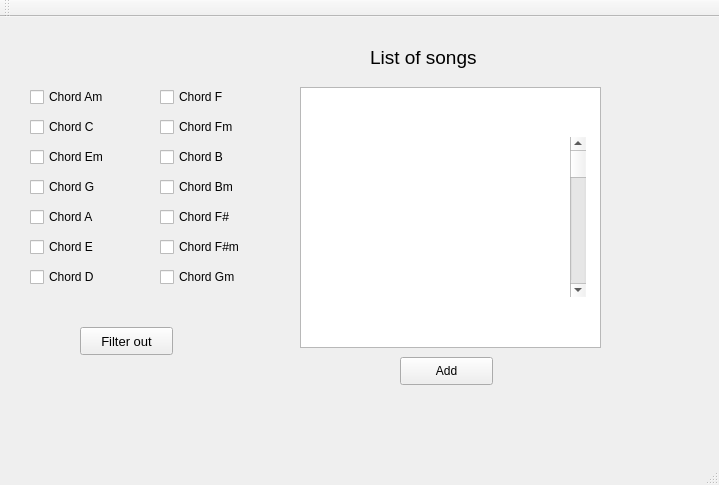
Old version of the form mainwindow.ui in the repository moevm/gui-1h2017-21.
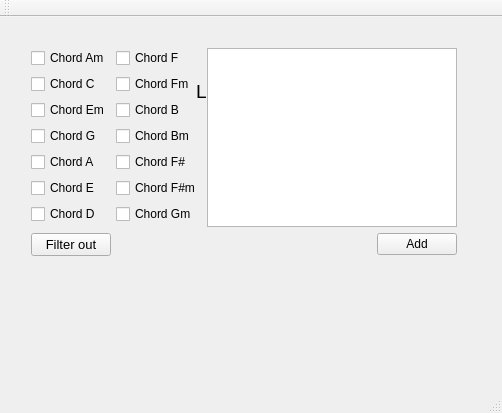
New version of the form.

The edit to the form file:
```diff
--- a/mainwindow.ui
+++ b/mainwindow.ui
@@ -6,267 +6,196 @@
    <rect>
     <x>0</x>
     <y>0</y>
-    <width>719</width>
-    <height>485</height>
+    <width>502</width>
+    <height>413</height>
    </rect>
   </property>
   <property name="windowTitle">
    <string>MainWindow</string>
   </property>
   <widget class="QWidget" name="centralWidget">
-   <widget class="QListView" name="listView">
+   <widget class="QLabel" name="label">
     <property name="geometry">
      <rect>
-      <x>300</x>
-      <y>70</y>
-      <width>301</width>
-      <height>261</height>
-     </rect>
-    </property>
-   </widget>
-   <widget class="QPushButton" name="pushButton">
-    <property name="geometry">
-     <rect>
-      <x>80</x>
-      <y>310</y>
-      <width>93</width>
-      <height>28</height>
+      <x>196</x>
+      <y>63</y>
+      <width>103</width>
+      <height>23</height>
      </rect>
     </property>
     <property name="font">
      <font>
-      <pointsize>10</pointsize>
+      <pointsize>14</pointsize>
      </font>
     </property>
     <property name="text">
-     <string>Filter out</string>
+     <string>List of songs</string>
     </property>
    </widget>
+   <widget class="QWidget" name="">
+    <property name="geometry">
+     <rect>
+      <x>20</x>
+      <y>20</y>
+      <width>448</width>
+      <height>230</height>
+     </rect>
+    </property>
+    <layout class="QVBoxLayout" name="verticalLayout_2">
+     <item>
+      <layout class="QHBoxLayout" name="horizontalLayout_2">
+       <item>
+        <layout class="QVBoxLayout" name="verticalLayout">
+         <item>
    <widget class="QCheckBox" name="checkBox">
-    <property name="geometry">
-     <rect>
-      <x>30</x>
-      <y>70</y>
-      <width>81</width>
-      <height>20</height>
-     </rect>
-    </property>
     <property name="text">
      <string>Chord Am</string>
     </property>
    </widget>
+         </item>
+         <item>
    <widget class="QCheckBox" name="checkBox_2">
-    <property name="geometry">
-     <rect>
-      <x>30</x>
-      <y>100</y>
-      <width>81</width>
-      <height>20</height>
-     </rect>
-    </property>
     <property name="text">
      <string>Chord C</string>
     </property>
    </widget>
+         </item>
+         <item>
    <widget class="QCheckBox" name="checkBox_3">
-    <property name="geometry">
-     <rect>
-      <x>30</x>
-      <y>130</y>
-      <width>81</width>
-      <height>20</height>
-     </rect>
-    </property>
     <property name="text">
      <string>Chord Em</string>
     </property>
    </widget>
-   <widget class="QCheckBox" name="checkBox_4">
-    <property name="geometry">
-     <rect>
-      <x>160</x>
-      <y>70</y>
-      <width>81</width>
-      <height>20</height>
-     </rect>
-    </property>
-    <property name="text">
-     <string>Chord F</string>
-    </property>
-   </widget>
-   <widget class="QCheckBox" name="checkBox_5">
-    <property name="geometry">
-     <rect>
-      <x>160</x>
-      <y>100</y>
-      <width>81</width>
-      <height>20</height>
-     </rect>
-    </property>
-    <property name="text">
-     <string>Chord Fm</string>
-    </property>
-   </widget>
-   <widget class="QCheckBox" name="checkBox_6">
-    <property name="geometry">
-     <rect>
-      <x>160</x>
-      <y>130</y>
-      <width>81</width>
-      <height>20</height>
-     </rect>
-    </property>
-    <property name="text">
-     <string>Chord B</string>
-    </property>
-   </widget>
+         </item>
+         <item>
    <widget class="QCheckBox" name="checkBox_7">
-    <property name="geometry">
-     <rect>
-      <x>30</x>
-      <y>160</y>
-      <width>81</width>
-      <height>20</height>
-     </rect>
-    </property>
     <property name="text">
      <string>Chord G</string>
     </property>
    </widget>
-   <widget class="QCheckBox" name="checkBox_8">
-    <property name="geometry">
-     <rect>
-      <x>160</x>
-      <y>160</y>
-      <width>81</width>
-      <height>20</height>
-     </rect>
-    </property>
-    <property name="text">
-     <string>Chord Bm</string>
-    </property>
-   </widget>
+         </item>
+         <item>
    <widget class="QCheckBox" name="checkBox_9">
-    <property name="geometry">
-     <rect>
-      <x>30</x>
-      <y>190</y>
-      <width>81</width>
-      <height>20</height>
-     </rect>
-    </property>
     <property name="text">
      <string>Chord A</string>
     </property>
    </widget>
+         </item>
+         <item>
    <widget class="QCheckBox" name="checkBox_10">
-    <property name="geometry">
-     <rect>
-      <x>30</x>
-      <y>220</y>
-      <width>81</width>
-      <height>20</height>
-     </rect>
-    </property>
     <property name="text">
      <string>Chord E</string>
     </property>
    </widget>
+         </item>
+         <item>
    <widget class="QCheckBox" name="checkBox_11">
-    <property name="geometry">
-     <rect>
-      <x>30</x>
-      <y>250</y>
-      <width>81</width>
-      <height>20</height>
-     </rect>
-    </property>
     <property name="text">
      <string>Chord D</string>
     </property>
    </widget>
+         </item>
+        </layout>
+       </item>
+       <item>
+        <layout class="QVBoxLayout" name="verticalLayout_3">
+         <item>
+          <widget class="QCheckBox" name="checkBox_4">
+           <property name="text">
+            <string>Chord F</string>
+           </property>
+          </widget>
+         </item>
+         <item>
+          <widget class="QCheckBox" name="checkBox_5">
+           <property name="text">
+            <string>Chord Fm</string>
+           </property>
+          </widget>
+         </item>
+         <item>
+          <widget class="QCheckBox" name="checkBox_6">
+           <property name="text">
+            <string>Chord B</string>
+           </property>
+          </widget>
+         </item>
+         <item>
+          <widget class="QCheckBox" name="checkBox_8">
+           <property name="text">
+            <string>Chord Bm</string>
+           </property>
+          </widget>
+         </item>
+         <item>
    <widget class="QCheckBox" name="checkBox_12">
-    <property name="geometry">
-     <rect>
-      <x>160</x>
-      <y>190</y>
-      <width>81</width>
-      <height>20</height>
-     </rect>
-    </property>
     <property name="text">
      <string>Chord F#</string>
     </property>
    </widget>
+         </item>
+         <item>
    <widget class="QCheckBox" name="checkBox_13">
-    <property name="geometry">
-     <rect>
-      <x>160</x>
-      <y>220</y>
-      <width>91</width>
-      <height>20</height>
-     </rect>
-    </property>
     <property name="text">
      <string>Chord F#m</string>
     </property>
    </widget>
+         </item>
+         <item>
    <widget class="QCheckBox" name="checkBox_14">
-    <property name="geometry">
-     <rect>
-      <x>160</x>
-      <y>250</y>
-      <width>81</width>
-      <height>20</height>
-     </rect>
-    </property>
     <property name="text">
      <string>Chord Gm</string>
     </property>
    </widget>
+         </item>
+        </layout>
+       </item>
+       <item>
+        <layout class="QHBoxLayout" name="horizontalLayout">
+         <item>
+          <widget class="QTreeView" name="treeView"/>
+         </item>
+        </layout>
+       </item>
+      </layout>
+     </item>
+     <item>
+      <layout class="QHBoxLayout" name="horizontalLayout_3">
+       <item>
+        <widget class="QPushButton" name="pushButton">
+         <property name="font">
+          <font>
+           <pointsize>10</pointsize>
+          </font>
+         </property>
+         <property name="text">
+          <string>Filter out</string>
+         </property>
+        </widget>
+       </item>
+       <item>
+        <spacer name="horizontalSpacer">
+         <property name="orientation">
+          <enum>Qt::Horizontal</enum>
+         </property>
+         <property name="sizeHint" stdset="0">
+          <size>
+           <width>148</width>
+           <height>20</height>
+          </size>
+         </property>
+        </spacer>
+       </item>
+       <item>
    <widget class="QPushButton" name="pushButton_2">
-    <property name="geometry">
-     <rect>
-      <x>400</x>
-      <y>340</y>
-      <width>93</width>
-      <height>28</height>
-     </rect>
-    </property>
     <property name="text">
      <string>Add</string>
     </property>
    </widget>
-   <widget class="QLabel" name="label">
-    <property name="geometry">
-     <rect>
-      <x>370</x>
-      <y>20</y>
-      <width>141</width>
-      <height>41</height>
-     </rect>
-    </property>
-    <property name="font">
-     <font>
-      <pointsize>14</pointsize>
-     </font>
-    </property>
-    <property name="text">
-     <string>List of songs</string>
-    </property>
-   </widget>
-   <widget class="QScrollBar" name="verticalScrollBar">
-    <property name="geometry">
-     <rect>
-      <x>570</x>
-      <y>120</y>
-      <width>16</width>
-      <height>160</height>
-     </rect>
-    </property>
-    <property name="orientation">
-     <enum>Qt::Vertical</enum>
-    </property>
+       </item>
+      </layout>
+     </item>
+    </layout>
    </widget>
   </widget>
   <widget class="QMenuBar" name="menuBar">
```
Left out of the diff: 4 changed lines with no effect on the pictures. Lines whose indentation alone changed are shown as unchanged.
